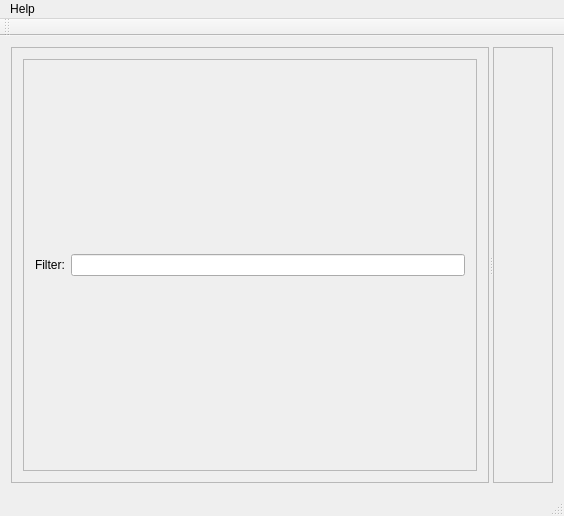
Before: the Qt Designer form src/gui/MainWindow.ui in loganek/gst-creator, drawn with Qt 5.
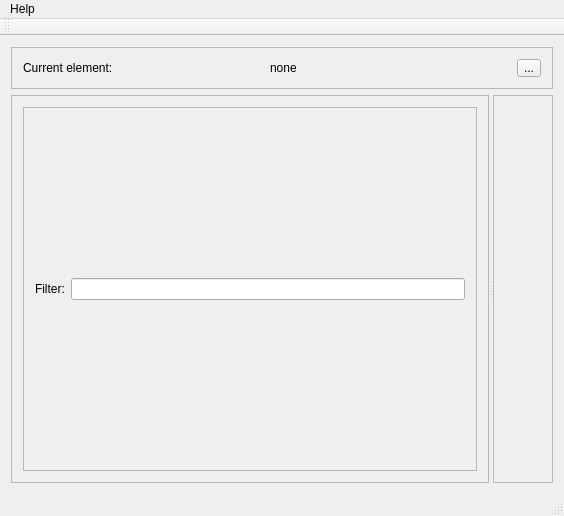
After: the same form once the commit is applied.

Commit message: connected add command with gui, displaying info about element in mainwindow

```diff
--- a/src/gui/MainWindow.ui
+++ b/src/gui/MainWindow.ui
@@ -14,8 +14,47 @@
    <string>MainWindow</string>
   </property>
   <widget class="QWidget" name="centralWidget">
-   <layout class="QGridLayout" name="gridLayout">
-    <item row="0" column="0">
+   <layout class="QVBoxLayout" name="verticalLayout_2">
+    <item>
+     <widget class="QFrame" name="frame">
+      <property name="maximumSize">
+       <size>
+        <width>16777215</width>
+        <height>42</height>
+       </size>
+      </property>
+      <property name="frameShape">
+       <enum>QFrame::StyledPanel</enum>
+      </property>
+      <property name="frameShadow">
+       <enum>QFrame::Raised</enum>
+      </property>
+      <layout class="QHBoxLayout" name="horizontalLayout_2">
+       <item>
+        <widget class="QLabel" name="label_3">
+         <property name="text">
+          <string>Current element:</string>
+         </property>
+        </widget>
+       </item>
+       <item>
+        <widget class="QLabel" name="currentElementLabel">
+         <property name="text">
+          <string>none</string>
+         </property>
+        </widget>
+       </item>
+       <item>
+        <widget class="QToolButton" name="toolButton">
+         <property name="text">
+          <string>...</string>
+         </property>
+        </widget>
+       </item>
+      </layout>
+     </widget>
+    </item>
+    <item>
      <widget class="QSplitter" name="splitter">
       <property name="orientation">
        <enum>Qt::Horizontal</enum>
```
The commit also changes 4 other files.
